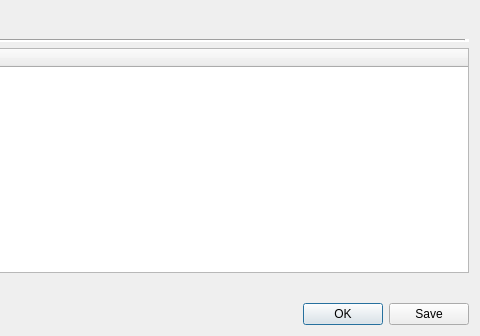
Before: the Qt Designer form src/qmapshack/gis/trk/IFitDataDialog.ui in kkarsten62/qmapshack, drawn with Qt 5; both pictures show x 382 to 862 and y 0 to 336 of the 862 by 336 pixel window.
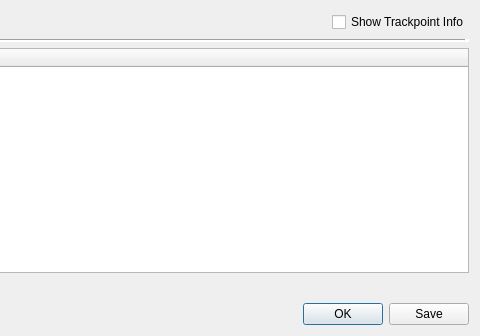
After: the same form once the commit is applied. Icons and pictures are not drawn.

What changed in the file:
```diff
--- a/src/qmapshack/gis/trk/IFitDataDialog.ui
+++ b/src/qmapshack/gis/trk/IFitDataDialog.ui
@@ -92,6 +92,17 @@
        </property>
       </spacer>
      </item>
+     <item>
+      <widget class="QCheckBox" name="checkShowTrkptInfo">
+       <property name="text">
+        <string>Show Trackpoint Info</string>
+       </property>
+       <property name="icon">
+        <iconset resource="../../resources.qrc">
+         <normaloff>:/icons/32x32/AddPointInfo.png</normaloff>:/icons/32x32/AddPointInfo.png</iconset>
+       </property>
+      </widget>
+     </item>
     </layout>
    </item>
    <item row="2" column="0">
```
